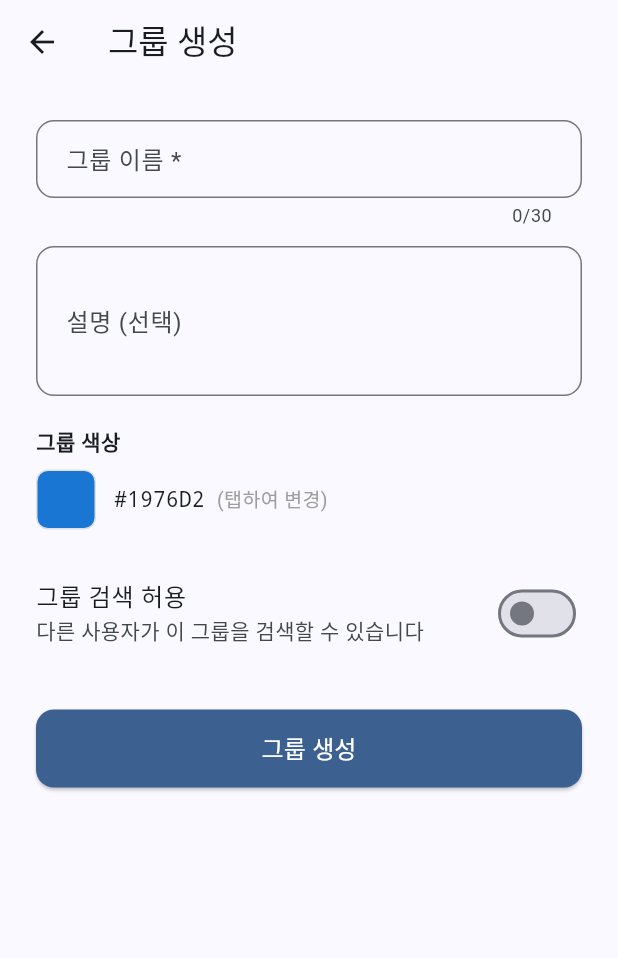
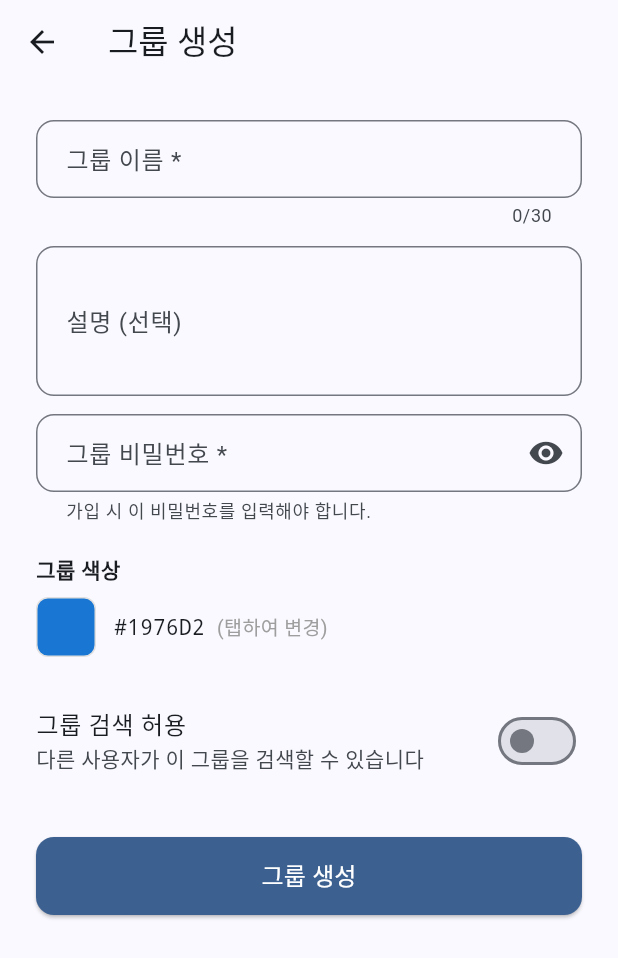
Before and after one commit to bokkyun/my-second-project, a Flutter app: the GroupCreateScreen screen opened by its route, on a phone screen of 412 x 824 dp. Shown: the top 958 px of the screen. Run offline on Flutter 3.47's test engine with Material 3 defaults, Android fonts, the phone set to English and light mode, and no system bars; our stand-ins replace flutter_colorpicker, flutter_local_notifications, go_router, supabase_flutter, table_calendar, timezone; accounts and stored records are empty.

Commit message:
fix: 누락된 변경 파일 업로드 (웹 빌드 오류 수정)
group_join_screen.dart 수정과 함께 변경된 파일들이 누락되어
GitHub Actions 웹 빌드 실패 발생 - 관련 파일 일괄 커밋

Co-Authored-By: Claude Sonnet 4.6 <noreply@anthropic.com>

```diff
--- a/lib/screens/calendar_screen.dart
+++ b/lib/screens/calendar_screen.dart
@@ -205,6 +205,9 @@ class _CalendarScreenState extends State<CalendarScreen> {
           await _loadAll();
           if (mounted) ScaffoldMessenger.of(context).showSnackBar(
             const SnackBar(content: Text('관리자가 변경되었습니다.')));
+        },
+        onChangePassword: (gid, newPassword) async {
+          await GroupService.changeGroupPassword(gid, AuthService.currentUser!.id, newPassword);
         },
       ),
     );
--- a/lib/screens/group_create_screen.dart
+++ b/lib/screens/group_create_screen.dart
@@ -14,15 +14,18 @@ class GroupCreateScreen extends StatefulWidget {
 class _GroupCreateScreenState extends State<GroupCreateScreen> {
   final _nameCtrl = TextEditingController();
   final _descCtrl = TextEditingController();
+  final _pwCtrl = TextEditingController();
   Color _color = const Color(0xFF1976D2);
   bool _isSearchable = false;
   bool _loading = false;
+  bool _showPw = false;
   String _error = '';
 
   @override
   void dispose() {
     _nameCtrl.dispose();
     _descCtrl.dispose();
+    _pwCtrl.dispose();
     super.dispose();
   }
 
@@ -52,6 +55,10 @@ class _GroupCreateScreenState extends State<GroupCreateScreen> {
       setState(() => _error = '그룹 이름을 입력해주세요.');
       return;
     }
+    if (_pwCtrl.text.trim().isEmpty) {
+      setState(() => _error = '그룹 비밀번호를 입력해주세요.');
+      return;
+    }
     setState(() { _error = ''; _loading = true; });
     try {
       final userId = Supabase.instance.client.auth.currentUser!.id;
@@ -61,6 +68,7 @@ class _GroupCreateScreenState extends State<GroupCreateScreen> {
         description: _descCtrl.text.trim(),
         color: _colorToHex(_color),
         isSearchable: _isSearchable,
+        password: _pwCtrl.text.trim(),
       );
       if (mounted) {
         ScaffoldMessenger.of(context).showSnackBar(
@@ -110,6 +118,21 @@ class _GroupCreateScreenState extends State<GroupCreateScreen> {
               decoration: const InputDecoration(labelText: '설명 (선택)', counterText: ''),
               maxLines: 3,
               maxLength: 100,
+            ),
+            const SizedBox(height: 12),
+            TextField(
+              controller: _pwCtrl,
+              obscureText: !_showPw,
+              decoration: InputDecoration(
+                labelText: '그룹 비밀번호 *',
+                helperText: '가입 시 이 비밀번호를 입력해야 합니다.',
+                counterText: '',
+                suffixIcon: IconButton(
+                  icon: Icon(_showPw ? Icons.visibility_off : Icons.visibility),
+                  onPressed: () => setState(() => _showPw = !_showPw),
+                ),
+              ),
+              maxLength: 30,
             ),
             const SizedBox(height: 20),
 
```
Also changed, not shown: lib/services/group_service.dart (+22 -2 lines), lib/widgets/group_info_sheet.dart (+98 -1 lines).
